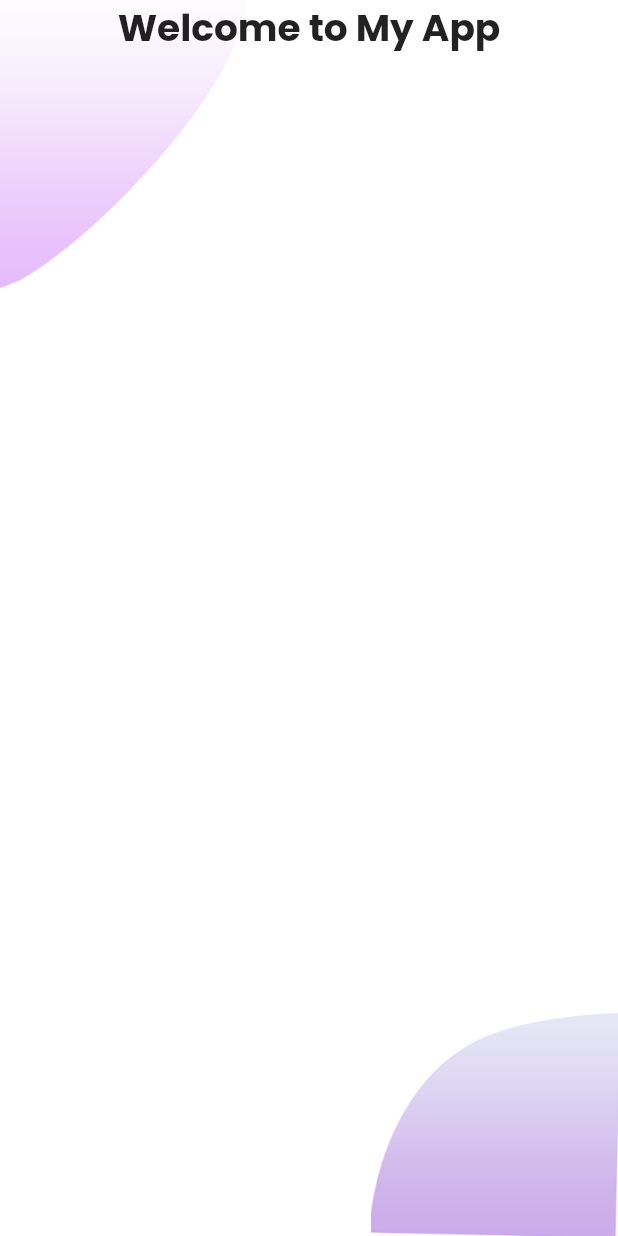
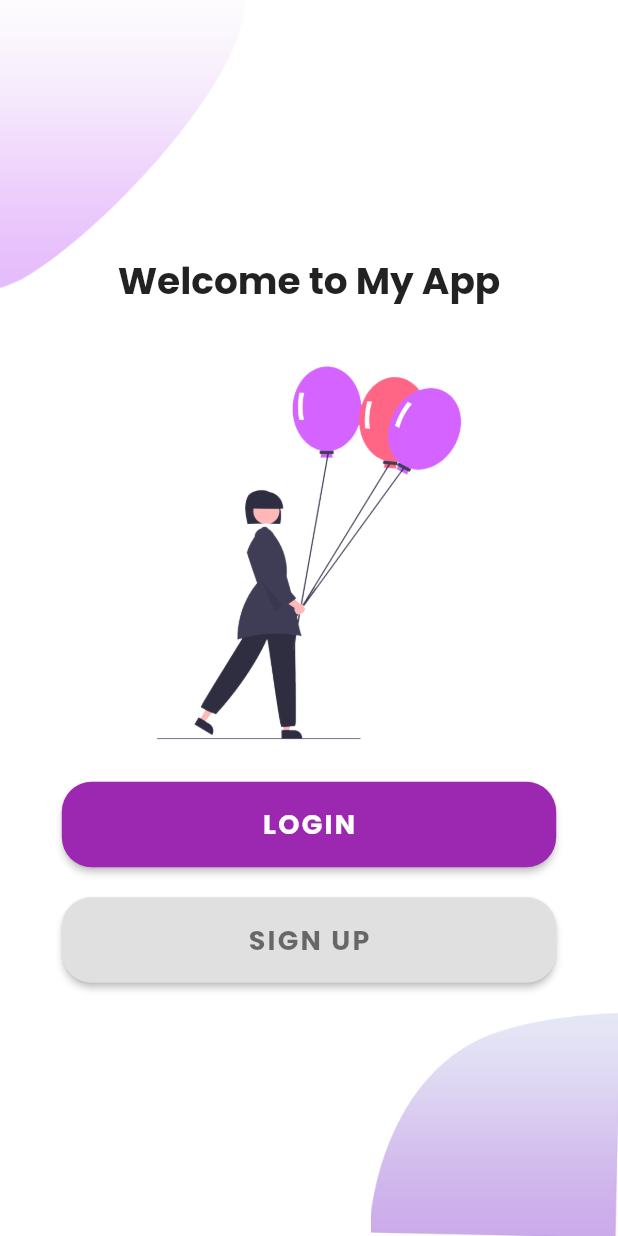
Before and after one commit to Raunak9199/login_signup_flutter_tutorial, a Flutter app: the screen it shows after launch, on a phone screen of 412 x 824 dp. Run offline on Flutter 3.47's test engine with Material 2 defaults, Android fonts, the light colour scheme and no system bars; our stand-ins replace google_fonts.

Commit message:
login and sign up button done

```diff
--- /dev/null
+++ b/lib/view/welcome_page/components/custom_button.dart
@@ -0,0 +1,49 @@
+import 'package:flutter/material.dart';
+
+class CustomButton extends StatelessWidget {
+  const CustomButton({
+    Key? key,
+    required this.textClr,
+    required this.btnText,
+    required this.btnClick,
+    required this.btnClr,
+  }) : super(key: key);
+
+  final Color btnClr, textClr;
+  final String btnText;
+  final Function btnClick;
+
+  @override
+  Widget build(BuildContext context) {
+    Size size = MediaQuery.of(context).size;
+    return SizedBox(
+      width: size.width * 0.8,
+      child: ElevatedButton(
+        onPressed: () => btnClick,
+        child: Text(
+          btnText,
+          style: TextStyle(
+            fontWeight: FontWeight.bold,
+            fontSize: 18,
+            color: textClr,
+            letterSpacing: 1.5,
+          ),
+        ),
+        style: ButtonStyle(
+          shape: MaterialStateProperty.all(
+            RoundedRectangleBorder(
+              borderRadius: BorderRadius.circular(20),
+            ),
+          ),
+          backgroundColor: MaterialStateProperty.all(btnClr),
+          padding: MaterialStateProperty.all(
+            const EdgeInsets.symmetric(
+              vertical: 15,
+              horizontal: 10,
+            ),
+          ),
+        ),
+      ),
+    );
+  }
+}
--- a/lib/view/welcome_page/my_home_page.dart
+++ b/lib/view/welcome_page/my_home_page.dart
@@ -1,27 +1,60 @@
 import 'package:flutter/material.dart';
+
 import 'package:my_project_getx/view/welcome_page/components/background.dart';
+import 'package:my_project_getx/view/welcome_page/components/custom_button.dart';
+import 'package:my_project_getx/widgets/my_theme.dart';
 
 class MyHomePage extends StatelessWidget {
   const MyHomePage({Key? key}) : super(key: key);
 
   @override
   Widget build(BuildContext context) {
-    // Size size = MediaQuery.of(context).size;
+    Size size = MediaQuery.of(context).size;
 
     return Scaffold(
       body: BackGround(
+        child: SingleChildScrollView(
+          child: SizedBox(
+            height: size.height,
+            width: double.infinity,
             child: Column(
+              mainAxisAlignment: MainAxisAlignment.center,
+              crossAxisAlignment: CrossAxisAlignment.center,
               children: [
-            Text(
+                const Spacer(),
+                const Text(
                   'Welcome to My App',
                   style: TextStyle(
                     fontSize: 25,
                     fontWeight: FontWeight.bold,
                   ),
                 ),
+                const SizedBox(height: 10),
+                Image.asset(
+                  'assets/images/undraw_Balloons.png',
+                  width: size.width * 0.7,
+                ),
+                CustomButton(
+                  btnClick: () {},
+                  btnClr: MyTheme.loginBtnCLr,
+                  btnText: 'LOGIN',
+                  textClr: Theme.of(context).colorScheme.primary,
+                ),
+                const SizedBox(height: 20),
+                CustomButton(
+                  btnClick: () {},
+                  btnClr: MyTheme.signUpBtnClr,
+                  btnText: 'SIGN UP',
+                  textClr: Theme.of(context).colorScheme.secondary,
+                ),
+                const Spacer(),
               ],
+            ),
+          ),
         ),
       ),
     );
   }
+
+  // loginBtnHandler() {}
 }
--- a/lib/widgets/my_theme.dart
+++ b/lib/widgets/my_theme.dart
@@ -2,6 +2,9 @@ import 'package:flutter/material.dart';
 import 'package:google_fonts/google_fonts.dart';
 
 class MyTheme {
+  static Color loginBtnCLr = Colors.purple;
+  static Color signUpBtnClr = Colors.grey.shade300;
+
   static ThemeData lightTheme(BuildContext context) => ThemeData(
         canvasColor: Colors.white,
         fontFamily: GoogleFonts.poppins().fontFamily,
```
Lines whose indentation alone changed are shown as unchanged.
